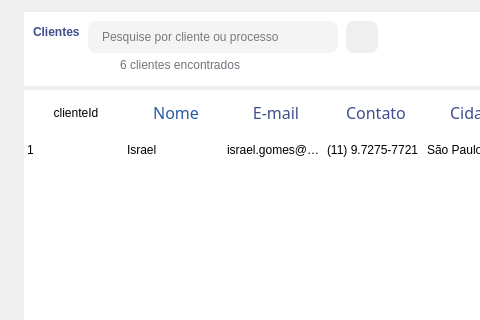
Above: Design/UI/newListaClientes.ui from newprev/PrevCliente before the change; both pictures show x 0 to 480 and y 0 to 320 of the 1254 by 480 pixel window. Below: the same form after it.
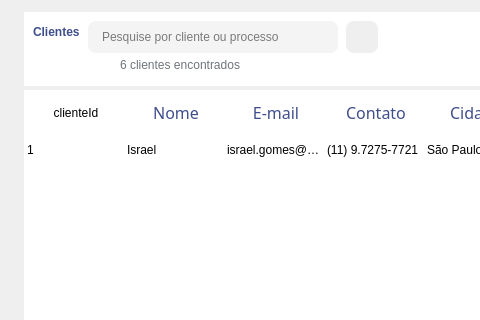
That is the form after the change. Icons and pictures are not drawn.

```diff
--- a/Design/UI/newListaClientes.ui
+++ b/Design/UI/newListaClientes.ui
@@ -529,9 +529,9 @@
             <property name="foreground">
              <brush brushstyle="SolidPattern">
               <color alpha="255">
-               <red>40</red>
-               <green>90</green>
-               <blue>165</blue>
+               <red>63</red>
+               <green>78</green>
+               <blue>140</blue>
               </color>
              </brush>
             </property>
@@ -658,7 +658,7 @@
            </column>
            <column>
             <property name="text">
-             <string> </string>
+             <string/>
             </property>
             <property name="background">
              <color>
```
